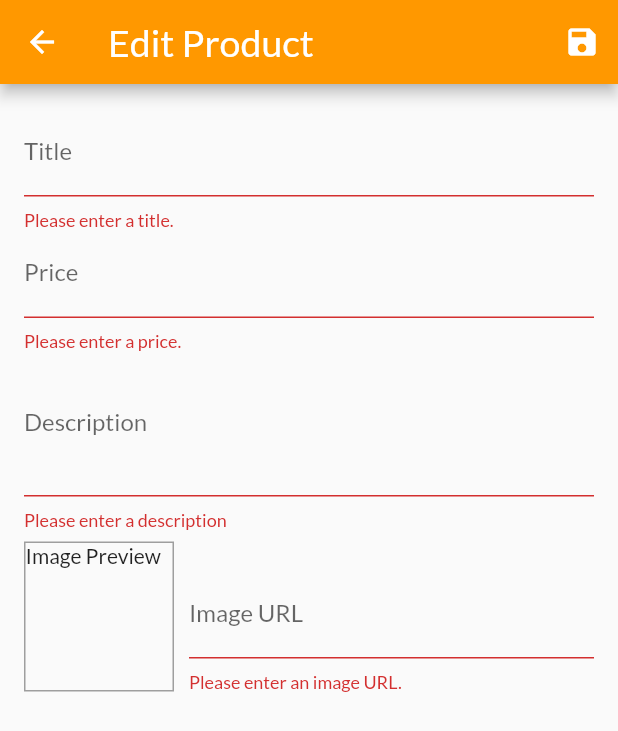
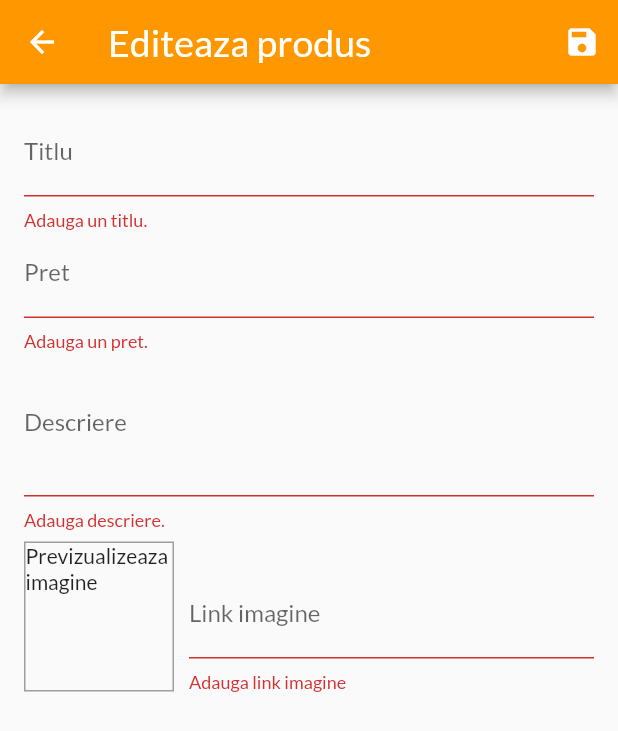
Before and after one commit to frandesrazvan/licenta, a Flutter app: the EditProductScreen screen opened by its route, after a tap on the "save" icon, on a phone screen of 412 x 824 dp. Shown: the top 731 px of the screen. Run offline on Flutter 3.47's test engine with Material 2 defaults, Android fonts, the phone set to English and light mode, and no system bars; our stand-ins replace shared_preferences; accounts and stored records are empty.

Commit message:
changed app theme to engross shop

```diff
--- a/lib/main.dart
+++ b/lib/main.dart
@@ -45,7 +45,7 @@ class MyShopApp extends StatelessWidget {
         child: Consumer<Authentication>(
           builder: (context, authenticationData, _) => MaterialApp(
             debugShowCheckedModeBanner: false,
-            title: 'MSA Flutter',
+            title: 'Magazin Engross',
             theme: ThemeData(
               primarySwatch: Colors.orange,
               fontFamily: 'Lato',
--- a/lib/screens/edit_product_screen.dart
+++ b/lib/screens/edit_product_screen.dart
@@ -94,7 +94,7 @@ class _EditProductScreenState extends State<EditProductScreen> {
         await showDialog(
             context: context,
             builder: (context) => AlertDialog(
-                  title: Text('Something went wrong!'),
+                  title: Text('Eroare!'),
                   content: Text(error.toString()),
                   actions: [
                     TextButton(
@@ -116,7 +116,7 @@ class _EditProductScreenState extends State<EditProductScreen> {
   Widget build(BuildContext context) {
     return Scaffold(
       appBar: AppBar(
-        title: Text('Edit Product'),
+        title: Text('Editeaza produs'),
         actions: [IconButton(onPressed: _saveForm, icon: Icon(Icons.save))],
       ),
       body: _isLoading
@@ -131,11 +131,11 @@ class _EditProductScreenState extends State<EditProductScreen> {
                     children: [
                       TextFormField(
                         initialValue: _initValues['title'],
-                        decoration: InputDecoration(labelText: 'Title'),
+                        decoration: InputDecoration(labelText: 'Titlu'),
                         textInputAction: TextInputAction.next,
                         validator: (value) {
                           if (value!.isEmpty) {
-                            return 'Please enter a title.';
+                            return 'Adauga un titlu.';
                           }
                           return null;
                         },
@@ -151,18 +151,18 @@ class _EditProductScreenState extends State<EditProductScreen> {
                       ),
                       TextFormField(
                         initialValue: _initValues['price'],
-                        decoration: InputDecoration(labelText: 'Price'),
+                        decoration: InputDecoration(labelText: 'Pret'),
                         textInputAction: TextInputAction.next,
                         keyboardType: TextInputType.number,
                         validator: (value) {
                           if (value!.isEmpty) {
-                            return 'Please enter a price.';
+                            return 'Adauga un pret.';
                           }
                           if (double.tryParse(value) == null) {
-                            return 'Please enter a valid number';
+                            return 'Adauga un numar valid.';
                           }
                           if (double.parse(value) <= 0) {
-                            return 'Please enter a number greater than zero.';
+                            return 'Adauga un numar mai mare decat zero';
                           }
                           return null;
                         },
@@ -178,15 +178,15 @@ class _EditProductScreenState extends State<EditProductScreen> {
                       ),
                       TextFormField(
                         initialValue: _initValues['description'],
-                        decoration: InputDecoration(labelText: 'Description'),
+                        decoration: InputDecoration(labelText: 'Descriere'),
                         maxLines: 3,
                         keyboardType: TextInputType.multiline,
                         validator: (value) {
                           if (value!.isEmpty) {
-                            return 'Please enter a description';
+                            return 'Adauga descriere.';
                           }
                           if (value.length < 10) {
-                            return 'Should be at least 10 characters long.';
+                            return 'Descrierea trebuie sa contina minim 10 caractere.';
                           }
                           return null;
                         },
@@ -211,7 +211,7 @@ class _EditProductScreenState extends State<EditProductScreen> {
                                 border:
                                     Border.all(width: 1, color: Colors.grey)),
                             child: _imageController.text.isEmpty
-                                ? Text('Image Preview')
+                                ? Text('Previzualizeaza imagine')
                                 : FittedBox(
                                     child: Image.network(_imageController.text),
                                     fit: BoxFit.contain,
@@ -220,22 +220,23 @@ class _EditProductScreenState extends State<EditProductScreen> {
                           Expanded(
                             child: TextFormField(
                               decoration:
-                                  InputDecoration(labelText: 'Image URL'),
+                                  InputDecoration(labelText: 'Link imagine'),
                               keyboardType: TextInputType.url,
                               textInputAction: TextInputAction.done,
                               controller: _imageController,
                               focusNode: _imageFocusNode,
                               validator: (value) {
                                 if (value!.isEmpty) {
-                                  return 'Please enter an image URL.';
+                                  return 'Adauga link imagine';
                                 }
                                 if (!value.startsWith('http') &&
                                     !value.startsWith('https')) {
-                                  return 'Please enter a valid URL';
+                                  return 'Adauga un link valid';
                                 }
                                 if (!value.endsWith('.jpg') &&
+                                    !value.endsWith('.jpeg') &&
                                     !value.endsWith('.png')) {
-                                  return 'Only accepted formats are jpg and png';
+                                  return 'Formatul trebuie sa fie .jpg .jpeg .png';
                                 }
                                 return null;
                               },
--- a/lib/screens/loading_screen.dart
+++ b/lib/screens/loading_screen.dart
@@ -5,7 +5,7 @@ class LoadingScreen extends StatelessWidget {
   Widget build(BuildContext context) {
     return Scaffold(
       body: Center(
-        child: Text('Loading...'),
+        child: Text('Incarcare...'),
       ),
     );
   }
--- a/lib/screens/orders_screen.dart
+++ b/lib/screens/orders_screen.dart
@@ -31,7 +31,7 @@ class _OrdersScreenState extends State<OrdersScreen> {
   @override
   Widget build(BuildContext context) {
     return Scaffold(
-        appBar: AppBar(title: Text('Your Orders')),
+        appBar: AppBar(title: Text('Comenzile tale')),
         drawer: AppDrawer(),
         body: FutureBuilder(
           future: _ordersFuture,
@@ -43,7 +43,8 @@ class _OrdersScreenState extends State<OrdersScreen> {
             } else {
               if (dataSnapshot.error != null) {
                 return Center(
-                    child: Text('Nothing to display, try placing an order.'));
+                    child: Text(
+                        'Nimic de afisat, incearca sa plasezi o comanda.'));
               } else {
                 return Consumer<Orders>(
                     builder: (context, orderData, child) => ListView.builder(
--- a/lib/screens/product_detail_screen.dart
+++ b/lib/screens/product_detail_screen.dart
@@ -32,7 +32,7 @@ class ProductDetailScreen extends StatelessWidget {
               height: 10,
             ),
             Text(
-              '\$${loadedProduct.price}',
+              '${loadedProduct.price} RON',
               style: TextStyle(color: Colors.grey, fontSize: 20),
             ),
             SizedBox(
--- a/lib/screens/products_overview_screen.dart
+++ b/lib/screens/products_overview_screen.dart
@@ -49,17 +49,17 @@ class _ProductOverviewScreenState extends State<ProductOverviewScreen> {
   Widget build(BuildContext context) {
     return Scaffold(
       appBar: AppBar(
-        title: const Text('MSA Flutter'),
+        title: const Text('Magazin Engross'),
         actions: [
           PopupMenuButton(
             icon: Icon(Icons.more_vert),
             itemBuilder: (_) => [
               PopupMenuItem(
-                child: Text('Only Favorites'),
+                child: Text('Afiseaza doar favorite'),
                 value: FliterOptions.Favorites,
               ),
               PopupMenuItem(
-                child: Text('Show All'),
+                child: Text('Afiseaza toate produsele'),
                 value: FliterOptions.All,
               )
             ],
--- a/lib/screens/user_products_screen.dart
+++ b/lib/screens/user_products_screen.dart
@@ -18,7 +18,7 @@ class UserProductsScreen extends StatelessWidget {
   Widget build(BuildContext context) {
     return Scaffold(
       appBar: AppBar(
-        title: const Text('Your Products'),
+        title: const Text('Produsele tale'),
         actions: [
           IconButton(
               onPressed: () {
--- a/lib/widgets/cart_item.dart
+++ b/lib/widgets/cart_item.dart
@@ -32,20 +32,19 @@ class CartItem extends StatelessWidget {
         return showDialog(
             context: context,
             builder: (context) => AlertDialog(
-                  title: Text('Are you sure?'),
-                  content:
-                      Text('Do you want to remove the item from the cart?'),
+                  title: Text('Esti sigur?'),
+                  content: Text('Vrei sa stergi acest produs din cos?'),
                   actions: [
                     TextButton(
                         onPressed: () {
                           Navigator.of(context).pop(false);
                         },
-                        child: Text('No')),
+                        child: Text('Nu')),
                     TextButton(
                         onPressed: () {
                           Navigator.of(context).pop(true);
                         },
-                        child: Text('Yes'))
+                        child: Text('Da'))
                   ],
                 ));
       },
@@ -64,7 +63,7 @@ class CartItem extends StatelessWidget {
                     padding: EdgeInsets.all(4),
                     child: FittedBox(child: Text('\$${price}')))),
             title: Text(title),
-            subtitle: Text('Total: \$${(price * quantity)}'),
+            subtitle: Text('Total: ${(price * quantity)} RON'),
             trailing: Text('x $quantity'),
           ),
         ),
--- a/lib/widgets/drawer.dart
+++ b/lib/widgets/drawer.dart
@@ -10,11 +10,12 @@ class AppDrawer extends StatelessWidget {
   Widget build(BuildContext context) {
     return Drawer(
       child: Column(children: [
-        AppBar(title: Text('MSA Flutter'), automaticallyImplyLeading: false),
+        AppBar(
+            title: Text('Magazin Engross'), automaticallyImplyLeading: false),
         Divider(),
         ListTile(
           leading: Icon(Icons.shop),
-          title: Text('Shop'),
+          title: Text('Magazin'),
           onTap: () {
             Navigator.of(context).pushReplacementNamed('/');
           },
@@ -22,7 +23,7 @@ class AppDrawer extends StatelessWidget {
         Divider(),
         ListTile(
           leading: Icon(Icons.payment),
-          title: Text('Orders'),
+          title: Text('Comenzi'),
           onTap: () {
             Navigator.of(context).pushReplacementNamed(OrdersScreen.routeName);
           },
@@ -30,7 +31,7 @@ class AppDrawer extends StatelessWidget {
         Divider(),
         ListTile(
           leading: Icon(Icons.edit),
-          title: Text('Manage Products'),
+          title: Text('Gestioneaza produse'),
           onTap: () {
             Navigator.of(context)
                 .pushReplacementNamed(UserProductsScreen.routeName);
@@ -39,7 +40,7 @@ class AppDrawer extends StatelessWidget {
         Divider(),
         ListTile(
           leading: Icon(Icons.exit_to_app),
-          title: Text('Logout'),
+          title: Text('Deconectare'),
           onTap: () {
             Navigator.of(context).pop();
             Provider.of<Authentication>(context, listen: false).logout();
--- a/lib/widgets/order_item.dart
+++ b/lib/widgets/order_item.dart
@@ -22,7 +22,7 @@ class _OrderItemState extends State<OrderItem> {
       margin: EdgeInsets.all(10),
       child: Column(children: [
         ListTile(
-          title: Text('\$${widget.order.amount.toStringAsFixed(2)}'),
+          title: Text('${widget.order.amount.toStringAsFixed(2)} RON'),
           subtitle: Text(
               DateFormat('dd/MM/yyyy HH:mm').format(widget.order.dateTime)),
           trailing: IconButton(
@@ -47,7 +47,7 @@ class _OrderItemState extends State<OrderItem> {
                                 style: TextStyle(
                                     fontSize: 18, fontWeight: FontWeight.bold)),
                             Text(
-                              '${prod.quantity} x \$${prod.price}',
+                              '${prod.quantity} x ${prod.price} RON',
                               style:
                                   TextStyle(fontSize: 18, color: Colors.grey),
                             )
--- a/lib/widgets/user_product_item.dart
+++ b/lib/widgets/user_product_item.dart
@@ -38,7 +38,7 @@ class UserProductItem extends StatelessWidget {
                 } catch (error) {
                   scaffold.showSnackBar(SnackBar(
                       content: Text(
-                    'Deleting failed!',
+                    'Stergerea a esuat!',
                     textAlign: TextAlign.center,
                   )));
                 }
```
Also changed, not shown: lib/screens/authentication_screen.dart (+20 -19 lines), lib/screens/cart_screen.dart (+4 -4 lines), lib/widgets/product_item.dart (+8 -5 lines), 1 other file.
